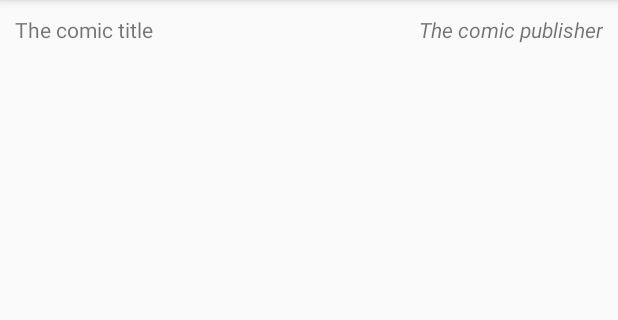
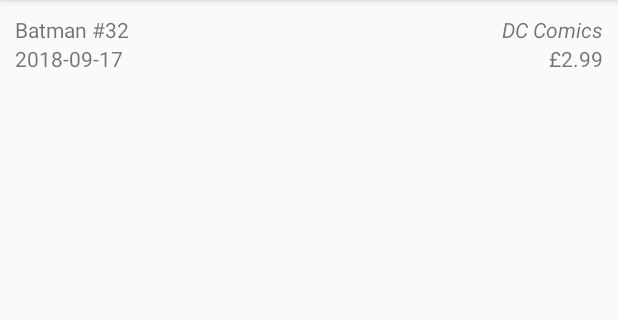
Before and after one commit to jgasteiz/comic-tracker-android, an Android app: the layout comic_item.xml on its own in the app's theme, with its tools: preview values and no code run, on a phone screen of 412 x 824 dp, the part 84-404 px from its top. Run offline under Robolectric (Android 15) with nearby library versions, the phone set to English and light mode, and no system bars.

```diff
--- a/app/src/main/java/com/jgasteiz/comictrackerandroid/ComicListAdapter.kt
+++ b/app/src/main/java/com/jgasteiz/comictrackerandroid/ComicListAdapter.kt
@@ -7,7 +7,6 @@ import android.view.ViewGroup
 import android.widget.ArrayAdapter
 import android.widget.TextView
 import com.jgasteiz.comictrackerandroid.models.Comic
-import java.util.*
 
 class ComicListAdapter internal constructor(context: Context, comicList: List<Comic>?) : ArrayAdapter<Comic>(context, 0, comicList) {
 
--- /dev/null
+++ b/app/src/main/java/com/jgasteiz/comictrackerandroid/InBackground.kt
@@ -0,0 +1,5 @@
+package com.jgasteiz.comictrackerandroid
+
+interface InBackground {
+    fun callback(): String
+}
--- /dev/null
+++ b/app/src/main/java/com/jgasteiz/comictrackerandroid/SecretExample.kt
@@ -0,0 +1,6 @@
+package com.jgasteiz.comictrackerandroid
+
+object SecretExample {
+    val USERNAME = ""
+    val PASSWORD = ""
+}
--- a/app/src/main/res/layout/comic_item.xml
+++ b/app/src/main/res/layout/comic_item.xml
@@ -1,14 +1,19 @@
 <?xml version="1.0" encoding="utf-8"?>
 <LinearLayout
     xmlns:android="http://schemas.android.com/apk/res/android"
-    android:orientation="horizontal"
+    xmlns:tools="http://schemas.android.com/tools"
+    android:orientation="vertical"
     android:layout_width="match_parent"
     android:layout_height="match_parent"
     android:padding="10dp"
     >
 
+    <LinearLayout android:layout_width="match_parent"
+                  android:layout_height="wrap_content"
+                  android:orientation="horizontal"
+                  tools:ignore="UselessParent">
         <TextView
-        android:text="@string/the_comic_title"
+            android:text="@string/comic_title"
             android:id="@+id/comic_title"
             android:layout_weight="1"
             android:layout_width="0dp"
@@ -17,10 +22,30 @@
 
         <TextView
             android:id="@+id/comic_publisher"
-        android:text="@string/the_comic_publisher"
+            android:text="@string/comic_publisher"
             android:layout_width="wrap_content"
             android:layout_height="wrap_content"
-        android:textStyle="italic"
-    />
+            android:textStyle="italic" />
+    </LinearLayout>
+
+    <LinearLayout android:layout_width="match_parent"
+                  android:layout_height="wrap_content"
+                  android:orientation="horizontal"
+                  tools:ignore="UselessParent">
+        <TextView
+            android:id="@+id/release_date"
+            android:text="@string/release_date"
+            android:layout_weight="1"
+            android:layout_width="0dp"
+            android:layout_marginEnd="6dp"
+            android:layout_height="wrap_content" />
+
+        <TextView
+            android:text="@string/comic_price"
+            android:id="@+id/comic_price"
+            android:layout_width="wrap_content"
+            android:layout_height="wrap_content" />
 
     </LinearLayout>
+
+</LinearLayout>
--- a/app/src/main/res/values/strings.xml
+++ b/app/src/main/res/values/strings.xml
@@ -2,4 +2,8 @@
     <string name="app_name">Comic Tracker Android</string>
     <string name="the_comic_title">The comic title</string>
     <string name="the_comic_publisher">The comic publisher</string>
+    <string name="comic_price">£2.99</string>
+    <string name="release_date">2018-09-17</string>
+    <string name="comic_title">Batman #32</string>
+    <string name="comic_publisher">DC Comics</string>
 </resources>
```
Also changed, not shown: app/src/main/java/com/jgasteiz/comictrackerandroid/ComicTrackerApiClient.kt (+119 -56 lines), app/src/main/java/com/jgasteiz/comictrackerandroid/Utils.kt (deleted, +0 -71 lines), app/src/main/java/com/jgasteiz/comictrackerandroid/WeeklyReleases.kt (+9 -6 lines), 1 other file. Lines whose indentation alone changed are shown as unchanged.
